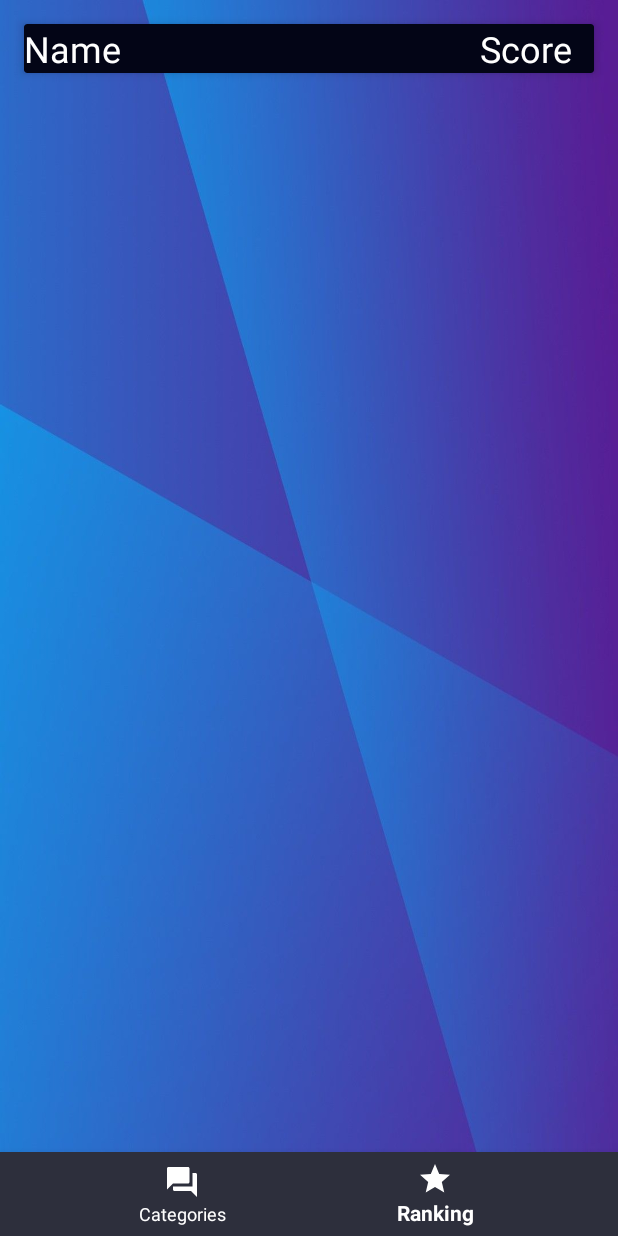
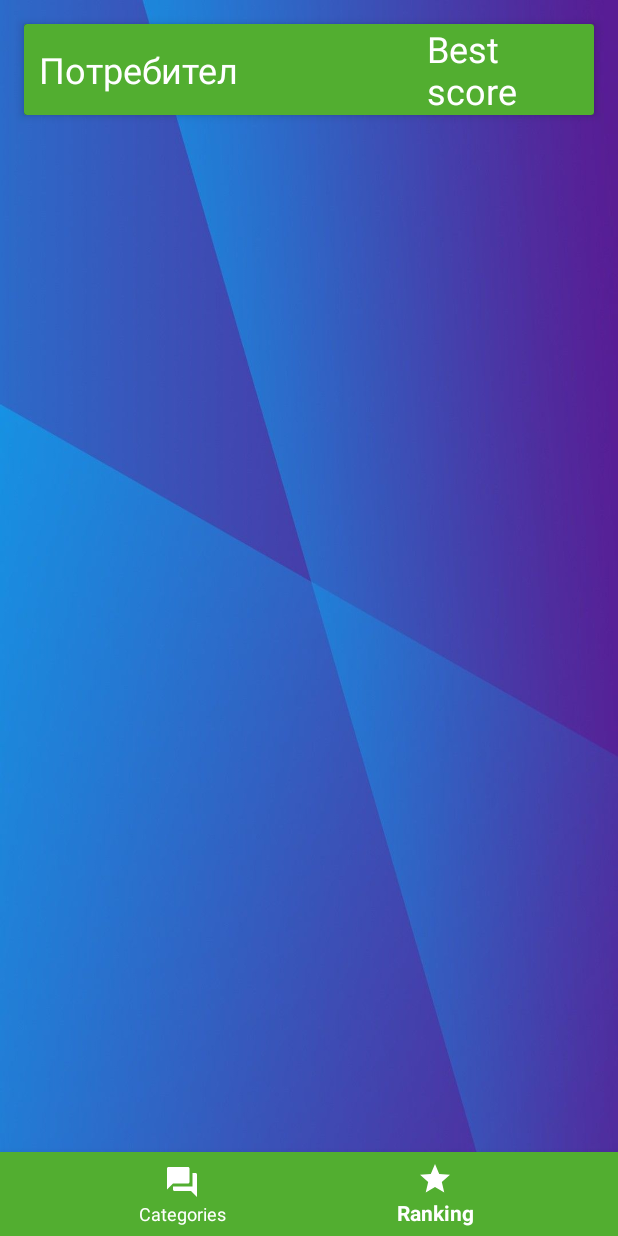
Before and after one commit to radostint/Quizera, an Android app: the CategoryFragment screen opened directly, with no data from a screen before it, item 2 of the bottom bar chosen, on a phone screen of 412 x 824 dp. Run offline under Robolectric (Android 15) with nearby library versions, the phone set to English and light mode, and no system bars; our stand-ins replace Firebase (no records; nobody signed in at launch, a user with empty details on screens opened directly), Picasso; 5 statements that could not run were skipped.

Commit message:
Minor changes

```diff
--- a/app/src/main/res/layout/activity_home.xml
+++ b/app/src/main/res/layout/activity_home.xml
@@ -19,7 +19,7 @@
         android:layout_width="match_parent"
         android:layout_height="wrap_content"
         android:layout_alignParentBottom="true"
-        android:background="@color/colorPrimary"
+        android:background="@color/bankGreen"
         app:itemIconTint="@drawable/nav_item_color_state"
         app:itemTextColor="@drawable/nav_item_color_state"
         app:menu="@menu/bottom_menu"/>
--- a/app/src/main/res/layout/category_layout.xml
+++ b/app/src/main/res/layout/category_layout.xml
@@ -17,7 +17,7 @@
         android:layout_alignParentBottom="true"
         android:gravity="center"
         android:textColor="@android:color/white"
-        android:background="@color/colorPrimaryDark"/>
+        android:background="@color/bankGreen"/>
 
 
 </RelativeLayout>
--- a/app/src/main/res/layout/fragment_ranking.xml
+++ b/app/src/main/res/layout/fragment_ranking.xml
@@ -19,21 +19,23 @@
             android:layout_gravity="center_horizontal"
             android:gravity="center"
             android:orientation="horizontal"
-            android:weightSum="10">
+            android:weightSum="10"
+            android:background="@color/bankGreen">
 
             <TextView
                 android:layout_width="0dp"
                 android:layout_height="wrap_content"
-                android:layout_weight="8"
-                android:text="Name"
+                android:layout_weight="7"
+                android:text="Потребител"
+                android:layout_marginLeft="10dp"
                 android:textColor="@android:color/white"
                 android:textSize="24sp" />
 
             <TextView
                 android:layout_width="0dp"
                 android:layout_height="wrap_content"
-                android:layout_weight="2"
-                android:text="Score"
+                android:layout_weight="3"
+                android:text="Best score"
                 android:textColor="@android:color/white"
                 android:textSize="24sp" />
         </LinearLayout>
--- a/app/src/main/res/layout/ranking_layout.xml
+++ b/app/src/main/res/layout/ranking_layout.xml
@@ -21,7 +21,7 @@
             android:layout_height="wrap_content"
             android:layout_marginLeft="10dp"
             android:layout_weight="8"
-            android:text="Name"
+            android:text="Потребител"
             android:textColor="@color/colorPrimary"
             android:textSize="24sp" />
 
@@ -30,7 +30,7 @@
             android:layout_width="0dp"
             android:layout_height="wrap_content"
             android:layout_weight="2"
-            android:text="Score"
+            android:text="Best score"
             android:textColor="@color/colorPrimary"
             android:textSize="24sp" />
     </LinearLayout>
--- a/app/src/main/res/layout/sign_up_layout.xml
+++ b/app/src/main/res/layout/sign_up_layout.xml
@@ -11,7 +11,7 @@
         android:orientation="vertical">
         <EditText
             android:id="@+id/registerUsername"
-            android:hint="Username"
+            android:hint="Потребителско име"
             android:inputType="text"
             android:layout_width="match_parent"
             android:layout_height="wrap_content"
@@ -27,7 +27,7 @@
             android:textSize="24sp" />
         <EditText
             android:id="@+id/registerPassword"
-            android:hint="Password"
+            android:hint="Парола"
             android:inputType="textPassword"
             android:layout_width="match_parent"
             android:layout_height="wrap_content"
--- a/app/src/main/res/values/colors.xml
+++ b/app/src/main/res/values/colors.xml
@@ -3,4 +3,5 @@
     <color name="colorPrimary">#2D2F3C</color>
     <color name="colorPrimaryDark">#030516</color>
     <color name="colorAccent">#565866</color>
+    <color name="bankGreen">#52AE30</color>
 </resources>
```
Also changed, not shown: app/src/main/java/com/rado/quizera/DoneActivity.java (+36 -7 lines), app/src/main/java/com/rado/quizera/MainActivity.java (+12 -23 lines), app/src/main/java/com/rado/quizera/PlayActivity.java (+18 -13 lines), app/src/main/res/layout/activity_main.xml (+4 -4 lines), app/src/main/res/layout/activity_score_details.xml (+4 -3 lines), 1 other file.
